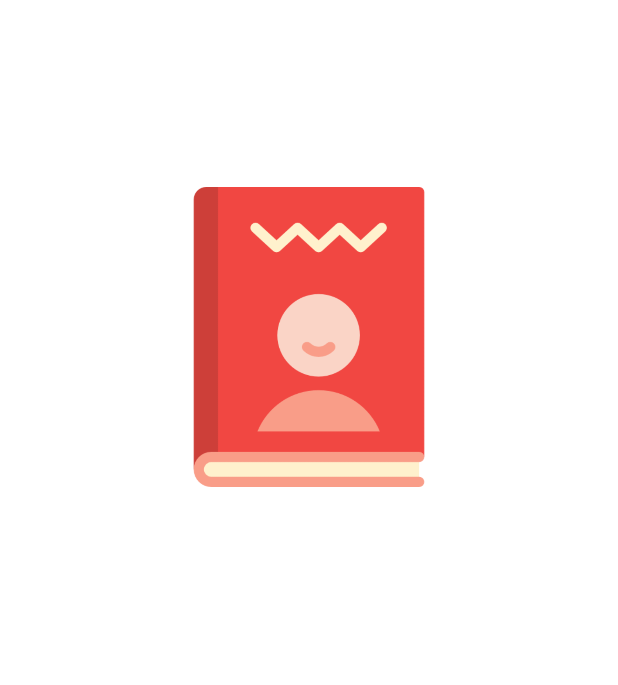
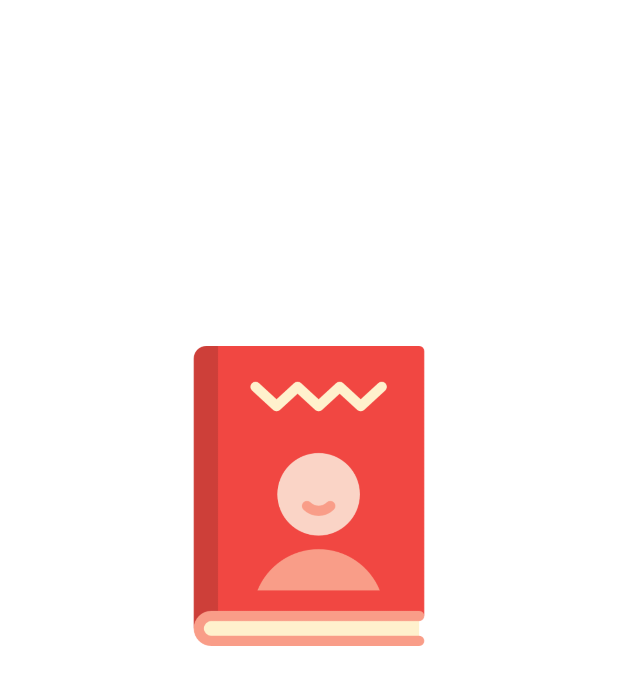
Before and after one commit to rahul-kumar-09/BookApp, an Android app: the SplashScreen screen opened directly, with no data from a screen before it, on a phone screen of 412 x 824 dp. Shown: the top 685 px of the screen. Run offline under Robolectric (Android 15) with nearby library versions, the phone set to English and light mode, and no system bars; network calls fail.

```diff
--- a/app/src/main/res/layout/activity_splash_screen.xml
+++ b/app/src/main/res/layout/activity_splash_screen.xml
@@ -11,11 +11,12 @@
         android:id="@+id/imageView4"
         android:layout_width="200dp"
         android:layout_height="200dp"
+        android:layout_marginTop="62dp"
         app:layout_constraintBottom_toBottomOf="parent"
         app:layout_constraintEnd_toEndOf="parent"
         app:layout_constraintStart_toStartOf="parent"
         app:layout_constraintTop_toTopOf="parent"
-        app:layout_constraintVertical_bias="0.19999999"
+        app:layout_constraintVertical_bias="0.3"
         app:srcCompat="@drawable/default_book_cover" />
 
 </androidx.constraintlayout.widget.ConstraintLayout>
```
